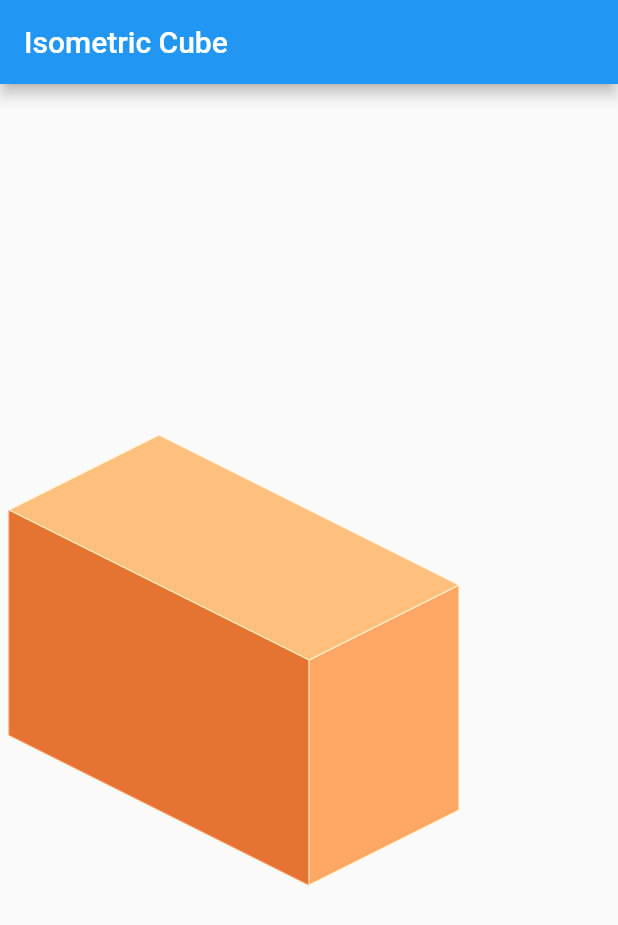
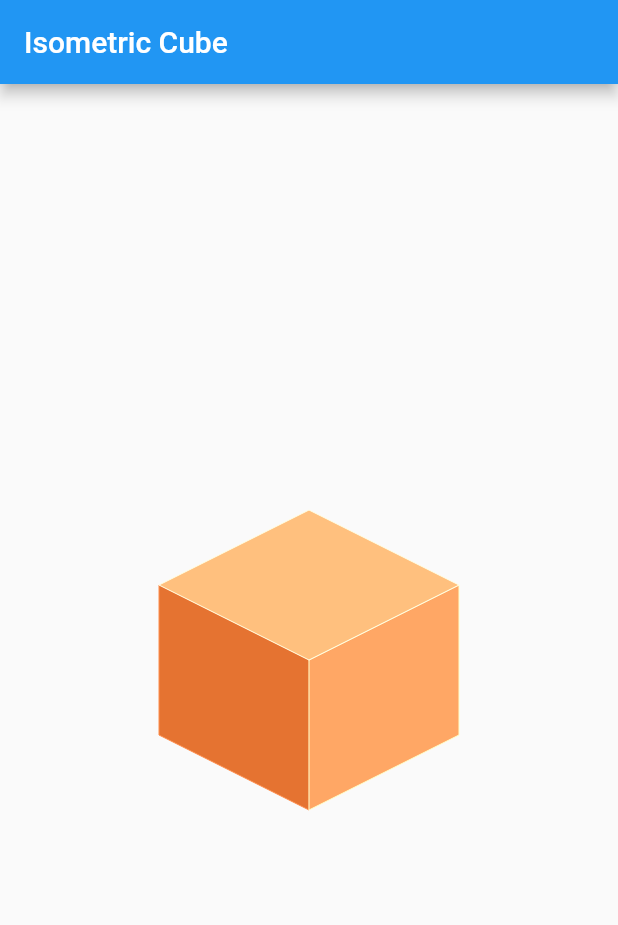
Before and after one commit to sachaarbonel/isometric_cube, a Flutter app: the screen it shows after launch, on a phone screen of 412 x 824 dp. Shown: the top 925 px of the screen. Run offline on Flutter 3.47's test engine with Material 2 defaults, Android fonts, the phone set to English and light mode, and no system bars.

Commit message:
screen shot + make it an actual cube

```diff
--- a/lib/main.dart
+++ b/lib/main.dart
@@ -34,7 +34,7 @@ class _MyHomePageState extends State<MyHomePage> {
       body: Center(
           child: CustomPaint(
         // size: Size(150, 150),
-        painter: IsometricCube(x1: 200, y: 150, hexColor: '#ff8d4b'),
+        painter: IsometricCube(hexColor: '#ff8d4b'),
       )),
     );
   }
```
Also changed, not shown: screenshot.png (added).
